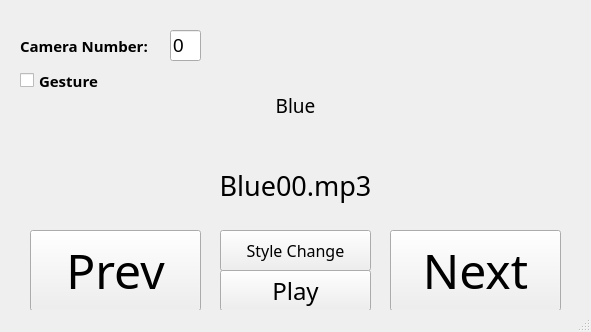
Old version of the form Gesture Player/MusicPlayerUI.ui in the repository Riceair/GestureMusicPlayer_with_MusicRecognition.
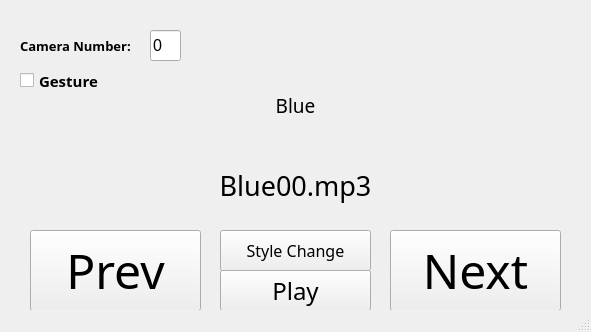
New version of the form.

Patch:
```diff
--- a/Gesture Player/MusicPlayerUI.ui
+++ b/Gesture Player/MusicPlayerUI.ui
@@ -161,7 +161,7 @@
    <widget class="QLineEdit" name="cameraNum">
     <property name="geometry">
      <rect>
-      <x>170</x>
+      <x>150</x>
       <y>30</y>
       <width>31</width>
       <height>31</height>
@@ -170,7 +170,7 @@
     <property name="font">
      <font>
       <family>Arial</family>
-      <pointsize>14</pointsize>
+      <pointsize>12</pointsize>
       <weight>50</weight>
       <bold>false</bold>
      </font>
@@ -191,7 +191,7 @@
     <property name="font">
      <font>
       <family>Arial Black</family>
-      <pointsize>11</pointsize>
+      <pointsize>10</pointsize>
       <weight>75</weight>
       <bold>true</bold>
      </font>
```
